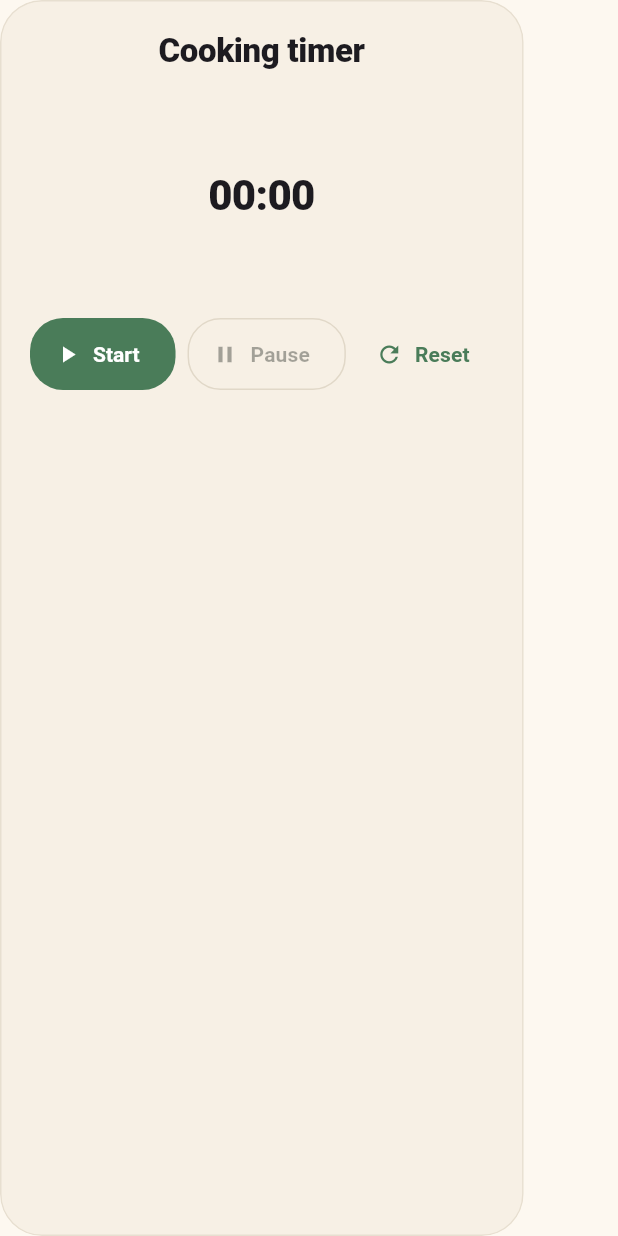
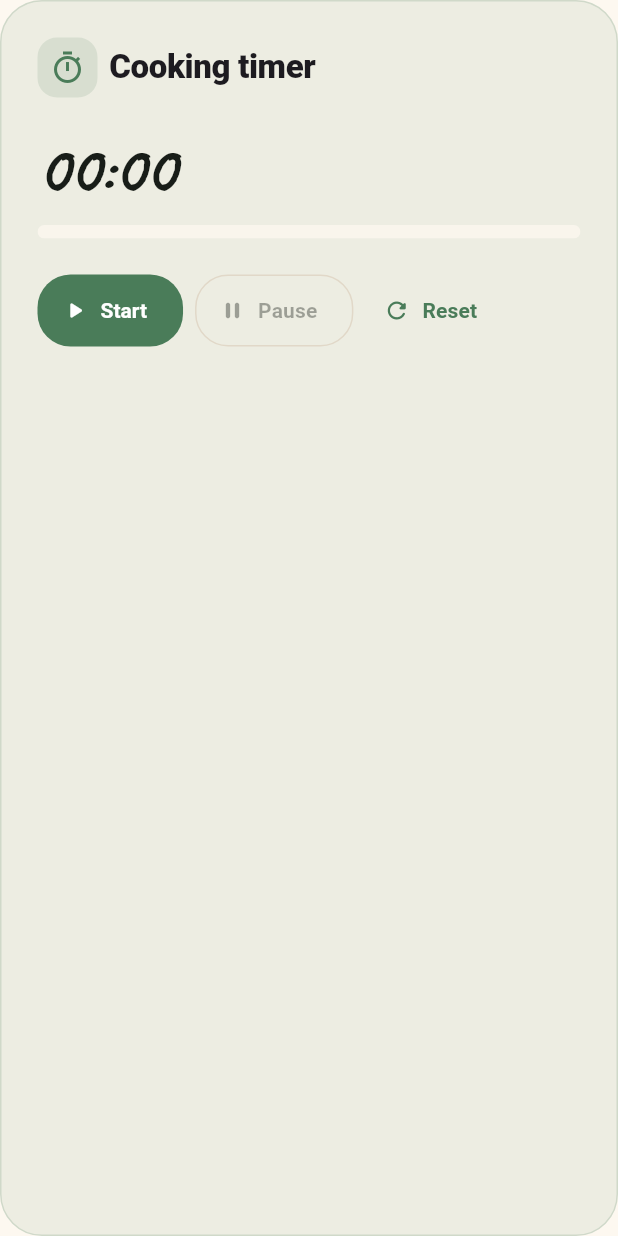
Before and after one commit to riccardopinato/In-Cucina-con-gli-Anime, a Flutter app: the CookingTimerWidget widget shown alone on an empty page, opened directly with empty values, on a phone screen of 412 x 824 dp. Run offline on Flutter 3.47's test engine with Material 3 defaults, Android fonts, the light colour scheme and no system bars; our stand-ins replace flutter_riverpod, google_fonts, shared_preferences; accounts and stored records are empty; generated files the repository leaves out were written again.

Commit message:
feat: polish F3B surface (lib/features/recipes/presentation/widgets/cooking_timer_widget.dart)

```diff
--- a/lib/features/recipes/presentation/widgets/cooking_timer_widget.dart
+++ b/lib/features/recipes/presentation/widgets/cooking_timer_widget.dart
@@ -2,6 +2,7 @@ import 'dart:async';
 
 import 'package:flutter/material.dart';
 
+import '../../../../core/theme/app_design_tokens.dart';
 import '../../../../l10n/app_localizations.dart';
 
 class CookingTimerWidget extends StatefulWidget {
@@ -110,59 +111,91 @@ class _CookingTimerWidgetState extends State<CookingTimerWidget> {
   @override
   Widget build(BuildContext context) {
     final l10n = AppLocalizations.of(context)!;
+    final theme = Theme.of(context);
+    final colors = theme.colorScheme;
     final progress = _totalSeconds == 0
         ? 0.0
         : _remainingSeconds / _totalSeconds;
 
-    return Card(
-      child: Padding(
-        padding: const EdgeInsets.all(20),
+    return Container(
+      padding: const EdgeInsets.all(AppSpacing.large),
+      decoration: BoxDecoration(
+        color: colors.primary.withValues(alpha: 0.09),
+        borderRadius: BorderRadius.circular(AppRadii.container),
+        border: Border.all(
+          color: colors.primary.withValues(alpha: 0.18),
+        ),
+      ),
       child: Column(
+        crossAxisAlignment: CrossAxisAlignment.stretch,
         children: [
-            Text(l10n.timerTitle, style: Theme.of(context).textTheme.titleLarge),
-            const SizedBox(height: 16),
-            SizedBox.square(
-              dimension: 132,
-              child: Stack(
-                alignment: Alignment.center,
+          Row(
             children: [
-                  CircularProgressIndicator(
-                    value: progress,
-                    strokeWidth: 9,
-                    strokeCap: StrokeCap.round,
+              Container(
+                width: 40,
+                height: 40,
+                decoration: BoxDecoration(
+                  color: colors.primary.withValues(alpha: 0.13),
+                  borderRadius: BorderRadius.circular(13),
                 ),
-                  Text(
-                    _formattedTime,
-                    style: Theme.of(context).textTheme.headlineMedium,
+                child: Icon(
+                  Icons.timer_outlined,
+                  color: colors.primary,
+                ),
+              ),
+              const SizedBox(width: AppSpacing.small),
+              Expanded(
+                child: Text(
+                  l10n.timerTitle,
+                  style: theme.textTheme.titleLarge,
+                ),
               ),
             ],
           ),
+          const SizedBox(height: AppSpacing.large),
+          Text(
+            _formattedTime,
+            style: theme.textTheme.displayMedium?.copyWith(
+              fontFamily: null,
+              fontWeight: FontWeight.w800,
+              color: colors.onSurface,
             ),
-            const SizedBox(height: 16),
+          ),
+          const SizedBox(height: AppSpacing.medium),
+          ClipRRect(
+            borderRadius: BorderRadius.circular(AppRadii.pill),
+            child: LinearProgressIndicator(
+              value: progress,
+              minHeight: 9,
+              backgroundColor:
+                  colors.surface.withValues(alpha: 0.72),
+              color: colors.primary,
+            ),
+          ),
+          const SizedBox(height: AppSpacing.large),
           Wrap(
-              spacing: 8,
-              alignment: WrapAlignment.center,
+            spacing: AppSpacing.small,
+            runSpacing: AppSpacing.small,
             children: [
               FilledButton.icon(
                 onPressed: _running ? null : _start,
-                  icon: const Icon(Icons.play_arrow),
+                icon: const Icon(Icons.play_arrow_rounded),
                 label: Text(l10n.timerStart),
               ),
               OutlinedButton.icon(
                 onPressed: _running ? _pause : null,
-                  icon: const Icon(Icons.pause),
+                icon: const Icon(Icons.pause_rounded),
                 label: Text(l10n.timerPause),
               ),
               TextButton.icon(
                 onPressed: _reset,
-                  icon: const Icon(Icons.refresh),
+                icon: const Icon(Icons.refresh_rounded),
                 label: Text(l10n.timerReset),
               ),
             ],
           ),
         ],
       ),
-      ),
     );
   }
 }
```
Lines whose indentation alone changed are shown as unchanged.
